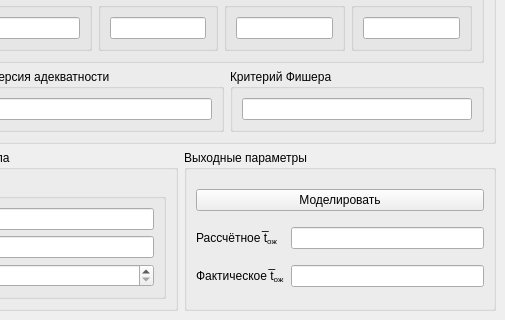
The window that lab02/mainwindow.ui (wcdbmv/EP) describes before a commit, drawn with Qt 5; both pictures show x 569 to 1074 and y 400 to 720 of the 1074 by 720 pixel window.
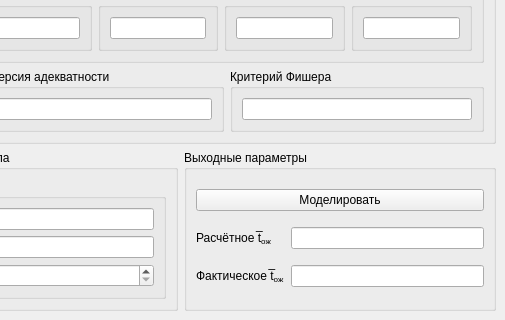
The same window after the commit.

Patch:
```diff
--- a/lab02/mainwindow.ui
+++ b/lab02/mainwindow.ui
@@ -215,7 +215,7 @@
        <item row="1" column="0">
         <widget class="QLabel" name="estimatedAverageWaitingTimeTextLabel">
          <property name="text">
-          <string>Рассчётное t̅&lt;sub&gt;ож&lt;/sub&gt;</string>
+          <string>Расчётное t̅&lt;sub&gt;ож&lt;/sub&gt;</string>
          </property>
         </widget>
        </item>
```
